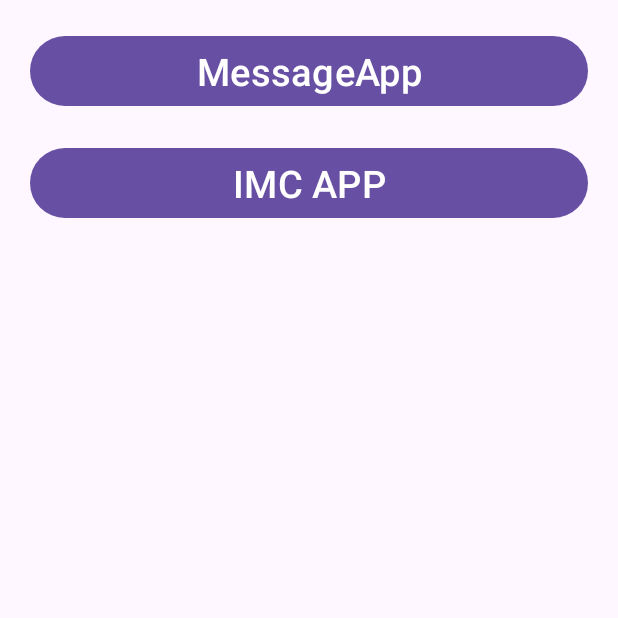
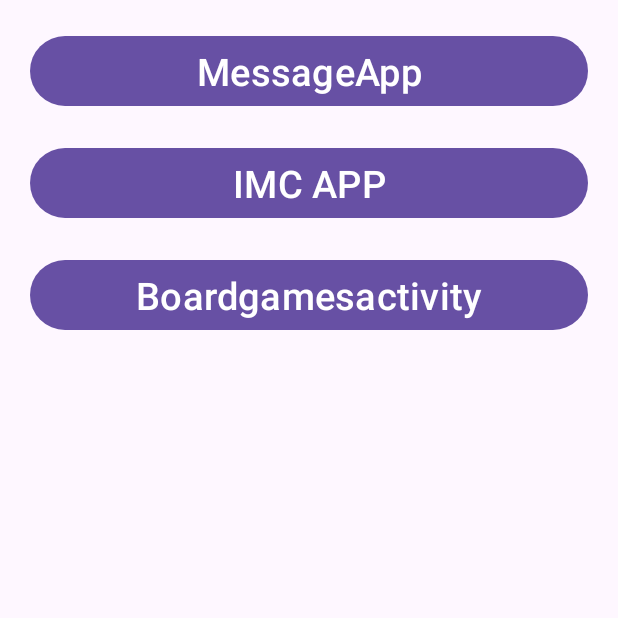
Before and after one commit to SEH0UL/EjercicioPrueba, an Android app: the screen it shows after launch (MenuActivity), on a phone screen of 412 x 824 dp, the top half of it. Run offline under Robolectric (Android 15) with nearby library versions, the phone set to English and light mode, and no system bars.

Commit message:
Dia 28 de Octubre

```diff
--- /dev/null
+++ b/app/src/main/java/com/sehoul/ejercicioprueba/BoardgamesApp/Game.kt
@@ -0,0 +1,3 @@
+package com.sehoul.ejercicioprueba.BoardgamesApp
+
+data class Game (val name:String, val category: GameCategory, var isSelected:Boolean = false)
--- a/app/src/main/java/com/sehoul/ejercicioprueba/MessageApp/MenuActivity.kt
+++ b/app/src/main/java/com/sehoul/ejercicioprueba/MenuActivity.kt
@@ -1,12 +1,13 @@
-package com.sehoul.ejercicioprueba.MessageApp
+package com.sehoul.ejercicioprueba
 
 import android.annotation.SuppressLint
 import android.content.Intent
 import android.os.Bundle
 import android.widget.Button
 import androidx.appcompat.app.AppCompatActivity
+import com.sehoul.ejercicioprueba.BoardgamesApp.BoardgamesActivity
 import com.sehoul.ejercicioprueba.IMCapp.IMCactivity
-import com.sehoul.ejercicioprueba.R
+import com.sehoul.ejercicioprueba.MessageApp.MainActivity
 
 class MenuActivity : AppCompatActivity() {
     @SuppressLint("MissingInflatedId")
@@ -16,10 +17,22 @@ class MenuActivity : AppCompatActivity() {
 
         var btnMessageApp = findViewById<Button>(R.id.btnMessageApp)
         var btnIMCapp = findViewById<Button>(R.id.btnIMCapp)
+        var btnBoardgamesApp = findViewById<Button>(R.id.btnBoardgamesApp)
 
         btnMessageApp.setOnClickListener{navigateToMessageApp()}
+        btnBoardgamesApp.setOnClickListener{ navigateToBoardgamesApp() }
         btnIMCapp.setOnClickListener{navigateToIMCapp()}
     }
+
+
+
+
+    private fun navigateToBoardgamesApp(){
+        var intent = Intent(this, BoardgamesActivity::class.java)
+        startActivity(intent)
+    }
+
+
 
     private fun navigateToMessageApp(){
         var intent = Intent(this, MainActivity::class.java)
--- a/app/src/main/java/com/sehoul/ejercicioprueba/MessageApp/MainActivity.kt
+++ b/app/src/main/java/com/sehoul/ejercicioprueba/MessageApp/MainActivity.kt
@@ -6,7 +6,6 @@ import android.util.Log
 import android.widget.Button
 import android.widget.EditText
 import androidx.appcompat.app.AppCompatActivity
-import com.sehoul.ejercicioprueba.PruebaEjercicio2Pantalla
 import com.sehoul.ejercicioprueba.R
 
 class MainActivity : AppCompatActivity() {
--- a/app/src/main/java/com/sehoul/ejercicioprueba/PruebaEjercicio2Pantalla.kt
+++ b/app/src/main/java/com/sehoul/ejercicioprueba/MessageApp/PruebaEjercicio2Pantalla.kt
@@ -1,14 +1,12 @@
-package com.sehoul.ejercicioprueba
+package com.sehoul.ejercicioprueba.MessageApp
 
-import android.content.Intent
 import android.os.Bundle
 import android.util.Log
 import android.widget.Button
 import android.widget.EditText
 import android.widget.TextView
 import androidx.appcompat.app.AppCompatActivity
-import androidx.core.view.ViewCompat
-import androidx.core.view.WindowInsetsCompat
+import com.sehoul.ejercicioprueba.R
 
 class PruebaEjercicio2Pantalla : AppCompatActivity() {
     override fun onCreate(savedInstanceState: Bundle?) {
--- a/app/src/main/res/layout/activity_menu.xml
+++ b/app/src/main/res/layout/activity_menu.xml
@@ -6,7 +6,7 @@
     android:id="@+id/main"
     android:layout_width="match_parent"
     android:layout_height="match_parent"
-    tools:context=".MessageApp.MenuActivity"
+    tools:context=".MenuActivity"
     android:orientation="vertical">
 
     <Button
@@ -27,6 +27,15 @@
         android:layout_marginHorizontal="20dp"
         android:layout_marginTop="20dp"/>
 
+    <Button
+        android:id="@+id/btnBoardgamesApp"
+        android:layout_width="match_parent"
+        android:layout_height="wrap_content"
+        android:text="Boardgamesactivity"
+        android:textSize="25sp"
+        android:layout_marginHorizontal="20dp"
+        android:layout_marginTop="20dp"/>
+
 
 
 </LinearLayout>
--- a/app/src/main/res/layout/activity_prueba_ejercicio2_pantalla.xml
+++ b/app/src/main/res/layout/activity_prueba_ejercicio2_pantalla.xml
@@ -6,7 +6,7 @@
     android:id="@+id/main"
     android:layout_width="match_parent"
     android:layout_height="match_parent"
-    tools:context=".PruebaEjercicio2Pantalla">
+    tools:context=".MessageApp.PruebaEjercicio2Pantalla">
 
 
     <TextView
--- a/app/src/main/res/values/colors.xml
+++ b/app/src/main/res/values/colors.xml
@@ -12,4 +12,22 @@
     <color name="peso_normal">#4CAF50</color>
     <color name="sobrepeso">#FF5722</color>
     <color name="obesidad">#FF1100</color>
+    <!--BoardgamesApp-->
+    <color name="purple_200">#FFBB86FC</color>
+    <color name="purple_500">#FF6200EE</color>
+    <color name="purple_700">#FF3700B3</color>
+    <color name="teal_200">#FF03DAC5</color>
+    <color name="teal_700">#FF018786</color>
+
+    <color name="bgapp_background_card">#FF081A4A</color>
+    <color name="bgapp_background_disabled">#04335C</color>
+    <color name="bgapp_background_app">#FF2D4993</color>
+    <color name="bgapp_subtitle_text">#959595</color>
+    <color name="bgapp_accent">#E91E63</color>
+
+    <color name="bgapp_deckbuilding_category">#FF9800</color>
+    <color name="bgapp_euro_category">#00BCD4</color>
+    <color name="bgapp_lcg_category">#4CAF50</color>
+    <color name="bgapp_cooperative_category">#D016F1</color>
+    <color name="bgapp_legacy_category">#EDF351</color>
 </resources>
--- a/app/src/main/res/values/strings.xml
+++ b/app/src/main/res/values/strings.xml
@@ -16,4 +16,7 @@
     <string name="description_sobrepeso">Estás por encima de lo óptimo para tu peso y altura.</string>
     <string name="title_obesidad">Obesidad</string>
     <string name="description_obesidad">Estás MUY por encima de lo óptimo para tu peso y altura.</string>
+    <string name="boardgames">JUEGOS DE MESA</string>
+    <string name="categories">Categorias</string>
+    <string name="games">Juegos</string>
 </resources>
--- a/app/src/main/res/values/themes.xml
+++ b/app/src/main/res/values/themes.xml
@@ -5,5 +5,24 @@
         <!-- <item name="colorPrimary">@color/my_light_primary</item> -->
     </style>
 
+    <style name="Theme.BoardgamesApp" parent="Theme.MaterialComponents.DayNight.NoActionBar">
+        <item name="colorPrimary">@color/purple_500</item>
+        <item name="colorPrimaryVariant">@color/purple_700</item>
+        <item name="colorOnPrimary">@color/white</item>
+        <item name="colorSecondary">@color/teal_200</item>
+        <item name="colorSecondaryVariant">@color/teal_700</item>
+        <item name="colorOnSecondary">@color/black</item>
+        <item name="android:statusBarColor">@color/bgapp_background_app</item>
+    </style>
+    <style name="BoardgamesSubtitle">
+        <item name="textAllCaps">true</item>
+        <item name="android:textColor">@color/bgapp_subtitle_text</item>
+        <item name="android:layout_marginHorizontal" tools:targetApi="o">32dp</item>
+    </style>
+
+
+
     <style name="Theme.EjercicioPrueba" parent="Base.Theme.EjercicioPrueba" />
+
+
 </resources>
```
Also changed, not shown: app/src/main/AndroidManifest.xml (+7 -2 lines), app/src/main/java/com/sehoul/ejercicioprueba/BoardgamesApp/BoardgamesActivity.kt (added, +48 -0 lines), app/src/main/java/com/sehoul/ejercicioprueba/BoardgamesApp/CategoriesAdapter.kt (added, +21 -0 lines), app/src/main/java/com/sehoul/ejercicioprueba/BoardgamesApp/CategoriesViewHolder.kt (added, +52 -0 lines), app/src/main/java/com/sehoul/ejercicioprueba/BoardgamesApp/GameCategory.kt (added, +9 -0 lines), app/src/main/res/layout/activity_boardgames.xml (added, +61 -0 lines), app/src/main/res/layout/item_game_category.xml (added, +39 -0 lines).
